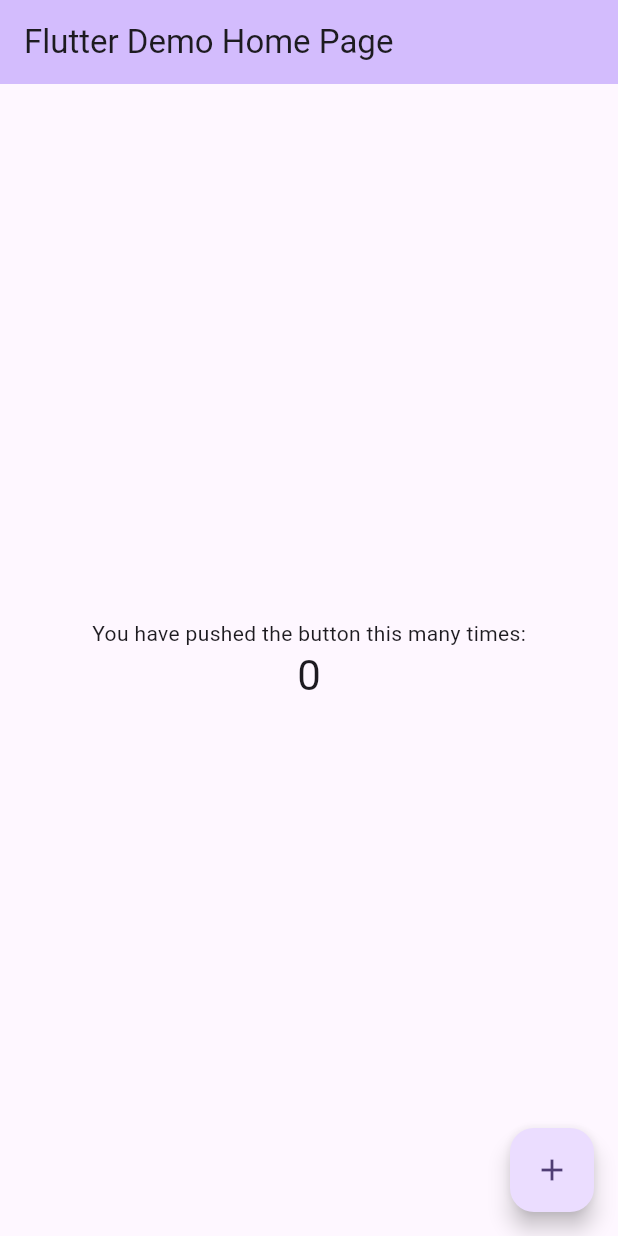
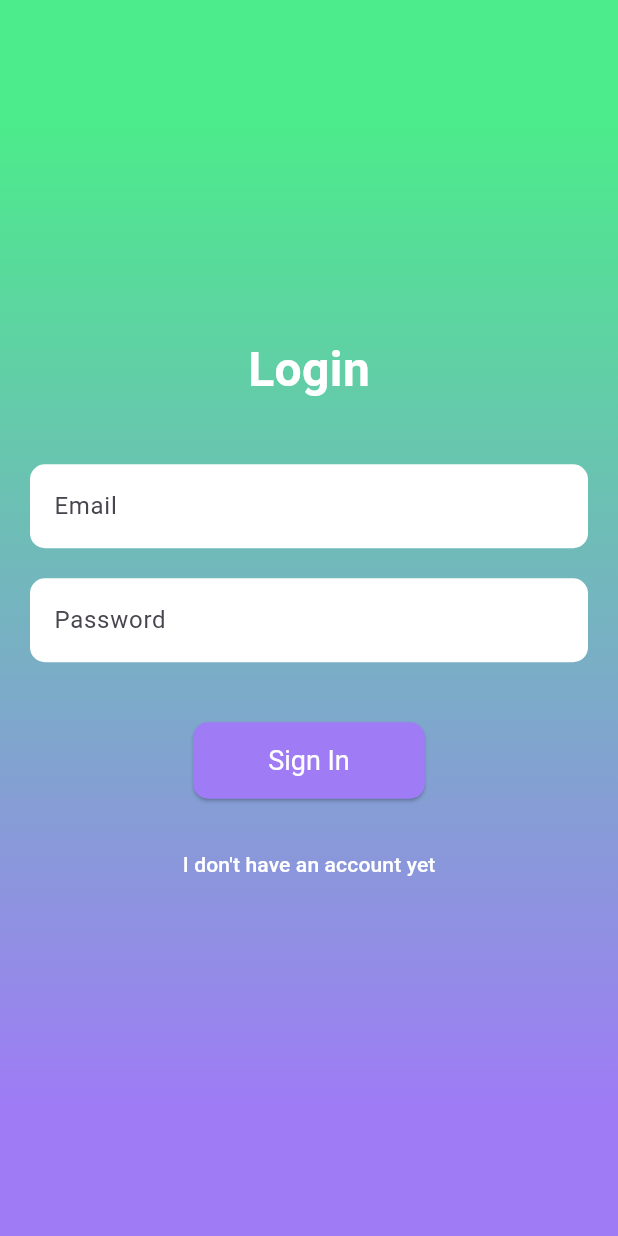
Before and after one commit to sharov68/flutter_application_2_, a Flutter app: the screen it shows after launch, on a phone screen of 412 x 824 dp. Run offline on Flutter 3.47's test engine with Material 3 defaults, Android fonts, the phone set to English and light mode, and no system bars.

Commit message:
login page

```diff
--- a/lib/app/app.dart
+++ b/lib/app/app.dart
@@ -1,5 +1,7 @@
 import 'package:flutter/material.dart';
-import 'package:flutter_application_2/pages/my_home_page.dart';
+import 'package:flutter_application_2/theme/theme.dart';
+
+import '../pages/login_page.dart';
 
 class MyApp extends StatelessWidget {
   const MyApp({super.key});
@@ -7,11 +9,8 @@ class MyApp extends StatelessWidget {
   Widget build(BuildContext context) {
     return MaterialApp(
       title: 'Flutter Demo',
-      theme: ThemeData(
-        colorScheme: ColorScheme.fromSeed(seedColor: Colors.deepPurple),
-        useMaterial3: true,
-      ),
-      home: const MyHomePage(title: 'Flutter Demo Home Page'),
+      theme: Theme1.themeData,
+      home: const LoginPage(),
     );
   }
 }
--- /dev/null
+++ b/lib/pages/login_page.dart
@@ -0,0 +1,283 @@
+import 'package:flutter/material.dart';
+
+class LoginPage extends StatefulWidget {
+  const LoginPage({super.key});
+
+  @override
+  State<LoginPage> createState() => _LoginPageState();
+}
+
+class _LoginPageState extends State<LoginPage> {
+  bool _isRegistration = false; // Track if we're on the registration page
+
+  final _formKey = GlobalKey<FormState>();
+  final _emailController = TextEditingController();
+  final _passwordController = TextEditingController();
+  final _confirmPasswordController = TextEditingController();
+
+  @override
+  void dispose() {
+    _emailController.dispose();
+    _passwordController.dispose();
+    _confirmPasswordController.dispose();
+    super.dispose();
+  }
+
+  @override
+  Widget build(BuildContext context) {
+    final primaryColor = Theme.of(context).colorScheme.primary;
+    final secondaryColor = Theme.of(context).colorScheme.secondary;
+
+    return Scaffold(
+      body: Container(
+        decoration: BoxDecoration(
+          gradient: LinearGradient(
+            begin: Alignment.topCenter,
+            end: Alignment.bottomCenter,
+            colors: _isRegistration
+                ? [primaryColor, secondaryColor] // Primary to secondary
+                : [secondaryColor, primaryColor], // Secondary to primary
+            stops: const [0.1, 0.9], // Primary occupies 90%
+          ),
+        ),
+        child: Padding(
+          padding: const EdgeInsets.all(20.0),
+          child: Form(
+            key: _formKey,
+            child: Column(
+              mainAxisAlignment: MainAxisAlignment.center,
+              children: [
+                Text(
+                  _isRegistration ? 'Register' : "Login",
+                  style: const TextStyle(
+                    fontSize: 32,
+                    fontWeight: FontWeight.bold,
+                    color: Colors.white,
+                  ),
+                ),
+                const SizedBox(height: 40),
+                TextFormField(
+                  controller: _emailController,
+                  style: const TextStyle(color: Colors.black),
+                  decoration: const InputDecoration(
+                    hintText: 'Email',
+                    filled: true,
+                    fillColor: Colors.white,
+                    border: OutlineInputBorder(
+                      borderRadius: BorderRadius.all(Radius.circular(10)),
+                      borderSide: BorderSide.none,
+                    ),
+                  ),
+                  validator: (value) {
+                    if (value == null || value.isEmpty) {
+                      return 'Please enter your email';
+                    }
+                    if (!value.contains('@')) {
+                      return 'Please enter a valid email';
+                    }
+                    return null;
+                  },
+                ),
+                const SizedBox(height: 20),
+                TextFormField(
+                  controller: _passwordController,
+                  obscureText: true,
+                  style: const TextStyle(color: Colors.black),
+                  decoration: const InputDecoration(
+                    hintText: 'Password',
+                    filled: true,
+                    fillColor: Colors.white,
+                    border: OutlineInputBorder(
+                      borderRadius: BorderRadius.all(Radius.circular(10)),
+                      borderSide: BorderSide.none,
+                    ),
+                  ),
+                  validator: (value) {
+                    if (value == null || value.isEmpty) {
+                      return 'Please enter your password';
+                    }
+                    return null;
+                  },
+                ),
+                if (_isRegistration)
+                  Column(
+                    children: [
+                      const SizedBox(height: 20),
+                      TextFormField(
+                        controller: _confirmPasswordController,
+                        obscureText: true,
+                        style: const TextStyle(color: Colors.black),
+                        decoration: const InputDecoration(
+                          hintText: 'Confirm Password',
+                          filled: true,
+                          fillColor: Colors.white,
+                          border: OutlineInputBorder(
+                            borderRadius: BorderRadius.all(Radius.circular(10)),
+                            borderSide: BorderSide.none,
+                          ),
+                        ),
+                        validator: (value) {
+                          if (value == null || value.isEmpty) {
+                            return 'Please confirm your password';
+                          }
+                          if (value != _passwordController.text) {
+                            return 'Passwords do not match';
+                          }
+                          return null;
+                        },
+                      ),
+                    ],
+                  ),
+                const SizedBox(height: 40),
+                ElevatedButton(
+                  onPressed: () {
+                    if (_formKey.currentState!.validate()) {
+                      if (_isRegistration) {
+                        // Handle registration logic here
+                        // Use _emailController.text, _passwordController.text, and _confirmPasswordController.text
+                      } else {
+                        // Handle login logic here
+                        // Use _emailController.text and _passwordController.text
+                      }
+                    }
+                  },
+                  style: ElevatedButton.styleFrom(
+                    backgroundColor: primaryColor,
+                    padding:
+                        const EdgeInsets.symmetric(horizontal: 50, vertical: 15),
+                    textStyle: const TextStyle(fontSize: 18),
+                    shape: RoundedRectangleBorder(
+                      borderRadius: BorderRadius.circular(10),
+                    ),
+                  ),
+                  child: Text(_isRegistration ? "Sign Up" : 'Sign In'),
+                ),
+                const SizedBox(height: 20),
+                TextButton(
+                  onPressed: () {
+                    setState(() {
+                      _isRegistration = !_isRegistration; // Toggle registration state
+                    });
+                  },
+                  child: Text(
+                    _isRegistration
+                        ? 'Already have an account? Sign in'
+                        : "I don't have an account yet",
+                    style: const TextStyle(color: Colors.white),
+                  ),
+                ),
+              ],
+            ),
+          ),
+        ),
+      ),
+    );
+  }
+}
+
+/*import 'package:flutter/material.dart';
+
+class LoginPage extends StatefulWidget {
+  const LoginPage({super.key});
+
+  @override
+  State<LoginPage> createState() => _LoginPageState();
+}
+
+class _LoginPageState extends State<LoginPage> {
+  bool _isRegistration = false; // Track if we're on the registration page
+
+  @override
+  Widget build(BuildContext context) {
+    final primaryColor = Theme.of(context).colorScheme.primary;
+    final secondaryColor = Theme.of(context).colorScheme.secondary;
+
+    return Scaffold(
+      body: Container(
+        decoration: BoxDecoration(
+          gradient: LinearGradient(
+            begin: Alignment.topCenter,
+            end: Alignment.bottomCenter,
+            colors: _isRegistration
+                ? [primaryColor, secondaryColor] // Primary to secondary
+                : [secondaryColor, primaryColor], // Secondary to primary
+            stops: const [0.1, 0.9], // Primary occupies 90%
+          ),
+        ),
+        child: Padding(
+          padding: const EdgeInsets.all(20.0),
+          child: Column(
+            mainAxisAlignment: MainAxisAlignment.center,
+            children: [
+              Text(
+                _isRegistration ? 'Register' : "Login",
+                style: const TextStyle(
+                  fontSize: 32,
+                  fontWeight: FontWeight.bold,
+                  color: Colors.white,
+                ),
+              ),
+              const SizedBox(height: 40),
+              const TextField(
+                style: TextStyle(color: Colors.black),
+                decoration: InputDecoration(
+                  hintText: 'Email',
+                  filled: true,
+                  fillColor: Colors.white,
+                  border: OutlineInputBorder(
+                    borderRadius: BorderRadius.all(Radius.circular(10)),
+                    borderSide: BorderSide.none,
+                  ),
+                ),
+              ),
+              const SizedBox(height: 20),
+              const TextField(
+                obscureText: true,
+                style: TextStyle(color: Colors.black),
+                decoration: InputDecoration(
+                  hintText: 'Password',
+                  filled: true,
+                  fillColor: Colors.white,
+                  border: OutlineInputBorder(
+                    borderRadius: BorderRadius.all(Radius.circular(10)),
+                    borderSide: BorderSide.none,
+                  ),
+                ),
+              ),
+              const SizedBox(height: 40),
+              ElevatedButton(
+                onPressed: () {
+                  // Handle login logic here
+                },
+                style: ElevatedButton.styleFrom(
+                  backgroundColor: primaryColor,
+                  padding: const EdgeInsets.symmetric(horizontal: 50, vertical: 15),
+                  textStyle: const TextStyle(fontSize: 18),
+                  shape: RoundedRectangleBorder(
+                    borderRadius: BorderRadius.circular(10),
+                  ),
+                ),
+                child: Text(_isRegistration ? "Sign Up" : 'Sign In'),
+              ),
+              const SizedBox(height: 20),
+              TextButton(
+                onPressed: () {
+                  setState(() {
+                    _isRegistration = !_isRegistration; // Toggle registration state
+                  });
+                },
+                child: Text(
+                  _isRegistration
+                      ? 'Already have an account? Sign in'
+                      : "I don't have an account yet",
+                  style: const TextStyle(color: Colors.white),
+                ),
+              ),
+            ],
+          ),
+        ),
+      ),
+    );
+  }
+}
+*/
--- a/lib/pages/my_home_page.dart
+++ /dev/null
@@ -1,46 +0,0 @@
-import 'package:flutter/material.dart';
-
-class MyHomePage extends StatefulWidget {
-  const MyHomePage({super.key, required this.title});
-  final String title;
-  @override
-  State<MyHomePage> createState() => _MyHomePageState();
-}
-
-class _MyHomePageState extends State<MyHomePage> {
-  int _counter = 0;
-  void _incrementCounter() {
-    setState(() {
-      _counter++;
-    });
-  }
-
-  @override
-  Widget build(BuildContext context) {
-    return Scaffold(
-      appBar: AppBar(
-        backgroundColor: Theme.of(context).colorScheme.inversePrimary,
-        title: Text(widget.title),
-      ),
-      body: Center(
-        child: Column(
-          mainAxisAlignment: MainAxisAlignment.center,
-          children: <Widget>[
-            const Text(
-              'You have pushed the button this many times:',
-            ),
-            Text(
-              '$_counter',
-              style: Theme.of(context).textTheme.headlineMedium,
-            ),
-          ],
-        ),
-      ),
-      floatingActionButton: FloatingActionButton(
-        onPressed: _incrementCounter,
-        tooltip: 'Increment',
-        child: const Icon(Icons.add),
-      ),
-    );
-  }
-}
--- /dev/null
+++ b/lib/theme/theme.dart
@@ -0,0 +1,63 @@
+import 'package:flutter/material.dart';
+
+class Theme1 {
+  static ThemeData get themeData {
+    return ThemeData(
+      colorScheme: ColorScheme.fromSeed(
+        seedColor: const Color(0xFF9f7bf6), // Your first color
+        brightness: Brightness.light,
+        primary: const Color(0xFF9f7bf6), // Your first color
+        onPrimary: Colors.white,
+        secondary: const Color(0xFF4ceb8b), // Your second color
+        onSecondary: Colors.white,
+        error: Colors.red,
+        onError: Colors.redAccent,
+        // ignore: deprecated_member_use
+        background: const Color(0xFF9f7bf6), // Your first color
+        // ignore: deprecated_member_use
+        onBackground: Colors.white,
+        surface: const Color(0xFF4ceb8b), // Your second color
+        onSurface: Colors.white,
+      ),
+      useMaterial3: true,
+      // Customize button styles
+      elevatedButtonTheme: ElevatedButtonThemeData(
+        style: ButtonStyle(
+          backgroundColor: WidgetStateProperty.all(const Color(0xFF9f7bf6)), // White background
+          foregroundColor: WidgetStateProperty.all(Colors.white), // Black text
+          textStyle: WidgetStateProperty.all(const TextStyle(fontSize: 18)),
+          shape: WidgetStateProperty.all(
+            RoundedRectangleBorder(
+              borderRadius: BorderRadius.circular(10),
+            ),
+          ),
+        ),
+      ),
+    );
+  }
+}
+
+/*import 'package:flutter/material.dart';
+
+class Theme1 {
+  static ThemeData get themeData {
+    return ThemeData(
+      colorScheme: ColorScheme.fromSeed(
+        seedColor: const Color(0xFF9f7bf6), // Your first color
+        brightness: Brightness.light,
+        primary: const Color(0xFF9f7bf6), // Your first color
+        onPrimary: Colors.white,
+        secondary: const Color(0xFF4ceb8b), // Your second color
+        onSecondary: Colors.white,
+        error: Colors.red,
+        onError: Colors.redAccent,
+        background: const Color(0xFF9f7bf6), // Your first color
+        onBackground: Colors.white,
+        surface: const Color(0xFF4ceb8b), // Your second color
+        onSurface: Colors.white,
+      ),
+      useMaterial3: true,
+    );
+  }
+}
+*/
```
